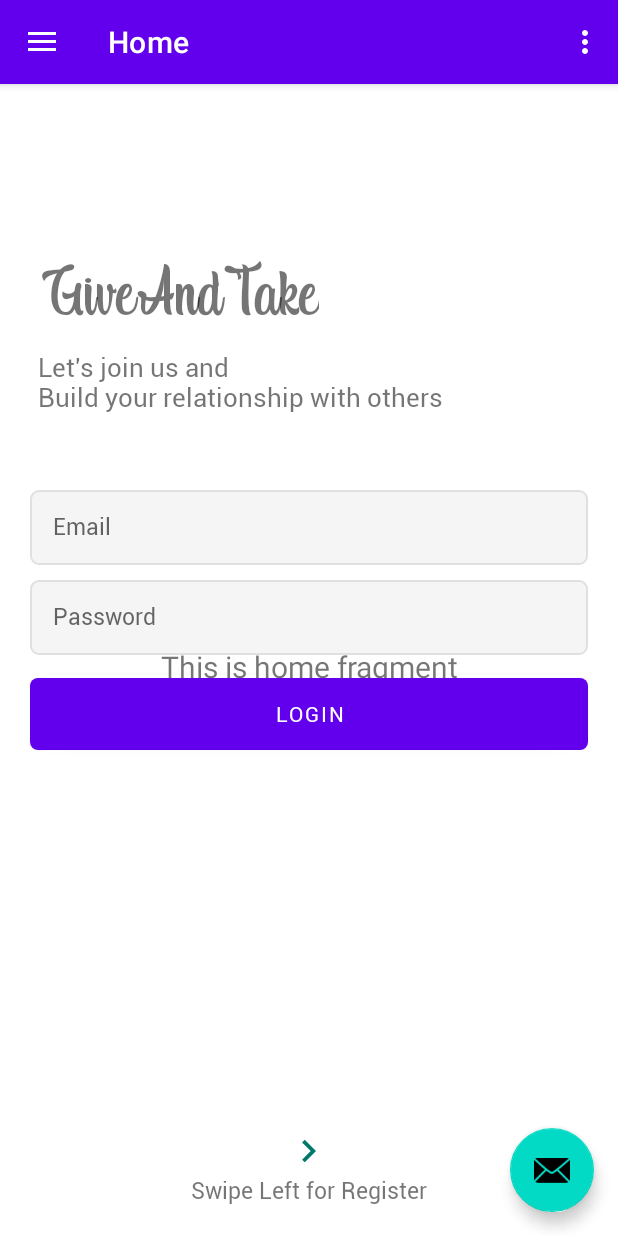
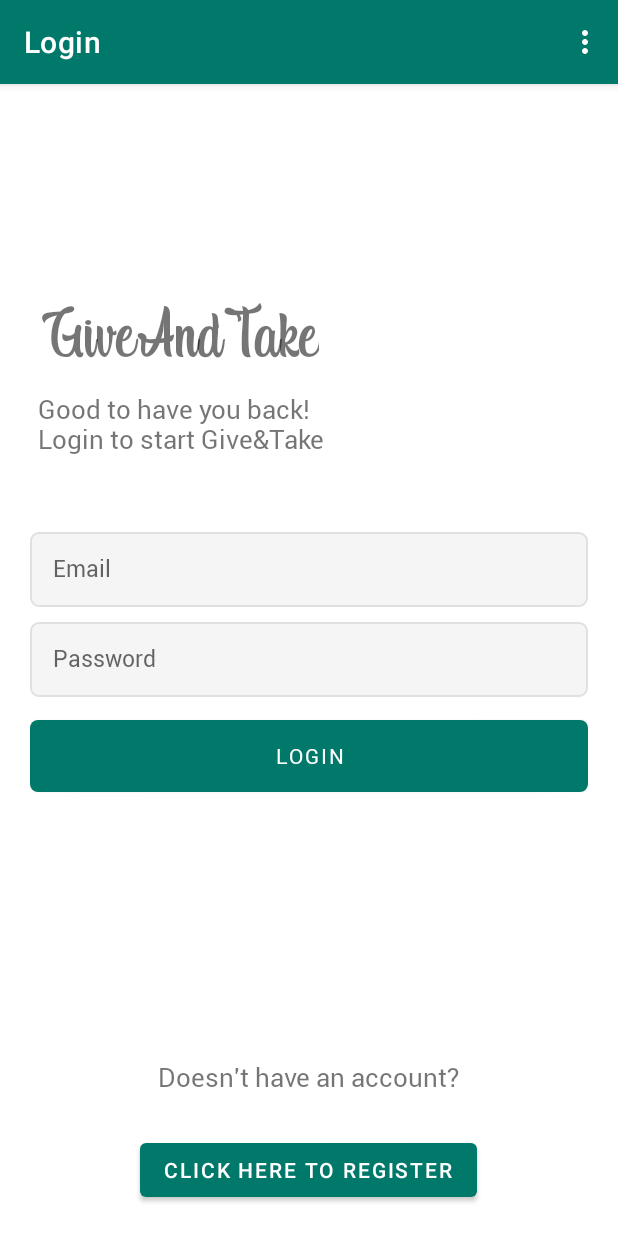
Before and after one commit to yanashechtman22/GiveAndTake, an Android app: the screen it shows after launch (MainActivity before the commit, LoginActivity after it), on a phone screen of 412 x 824 dp. Run offline under Robolectric (Android 15) with nearby library versions, the phone set to English and light mode, and no system bars; our stand-ins replace navigation-ui.

Commit message:
little ui changes

```diff
--- a/app/build.gradle
+++ b/app/build.gradle
@@ -1,5 +1,6 @@
 plugins {
     id 'com.android.application'
+    id 'androidx.navigation.safeargs'
 }
 
 android {
--- a/app/src/main/java/com/example/giveandtake/IntroActivity.java
+++ b/app/src/main/java/com/example/giveandtake/IntroActivity.java
@@ -1,4 +1,49 @@
 package com.example.giveandtake;
 
-public class IntroActivity {
+import androidx.appcompat.app.AppCompatActivity;
+
+import android.content.Intent;
+import android.os.Bundle;
+
+import com.example.giveandtake.auth.LoginActivity;
+
+public class IntroActivity extends AppCompatActivity {
+
+    @Override
+    protected void onCreate(Bundle savedInstanceState) {
+        super.onCreate(savedInstanceState);
+        setContentView(R.layout.activity_intro);
+
+        /*Model.instance.executor.execute(() -> {
+            try {
+                Thread.sleep(3000);
+            } catch (InterruptedException e) {
+                e.printStackTrace();
+            }
+            if (Model.instance.isSignedIn()){
+                Model.instance.mainThread.post(() -> {
+                    toFeedActivity();
+                });
+            }else{
+                Model.instance.mainThread.post(() -> {
+                    toFeedActivity();
+                });
+            }
+        });*/
+
+        toLoginActivity();
+
+    }
+
+    private void toLoginActivity() {
+        Intent intent = new Intent(this, LoginActivity.class);
+        startActivity(intent);
+        finish();
+    }
+
+    /*private void toFeedActivity() {
+        Intent intent = new Intent(this, DrawerActivity.class);
+        startActivity(intent);
+        finish();
+    }*/
 }
--- a/app/src/main/java/com/example/giveandtake/MyApplication.java
+++ b/app/src/main/java/com/example/giveandtake/MyApplication.java
@@ -1,13 +1,18 @@
 package com.example.giveandtake;
 
-import androidx.appcompat.app.AppCompatActivity;
+import android.app.Application;
+import android.content.Context;
 
-import android.os.Bundle;
-
-public class MyApplication extends AppCompatActivity {
+public class MyApplication extends Application {
+    static Context context;
 
     @Override
-    protected void onCreate(Bundle savedInstanceState) {
-        super.onCreate(savedInstanceState);
+    public void onCreate() {
+        super.onCreate();
+        context = getApplicationContext();
+    }
+
+    public static Context getContext(){
+        return context;
     }
 }
--- a/app/src/main/java/com/example/giveandtake/auth/LoginFragment.java
+++ b/app/src/main/java/com/example/giveandtake/auth/LoginFragment.java
@@ -2,16 +2,20 @@ package com.example.giveandtake.auth;
 
 import android.os.Bundle;
 import androidx.fragment.app.Fragment;
+import androidx.navigation.Navigation;
+
 import android.view.LayoutInflater;
 import android.view.View;
 import android.view.ViewGroup;
+import android.widget.Button;
 
 import com.example.giveandtake.R;
 
 
 public class LoginFragment extends Fragment {
 
-
+    Button registerBtn;
+    View view;
     public LoginFragment() {
         // Required empty public constructor
     }
@@ -20,7 +24,18 @@ public class LoginFragment extends Fragment {
     public View onCreateView(LayoutInflater inflater, ViewGroup container,
                              Bundle savedInstanceState) {
         // Inflate the layout for this fragment
-        return inflater.inflate(R.layout.fragment_login, container, false);
+        view = inflater.inflate(R.layout.fragment_login, container, false);
+        registerBtn = view.findViewById(R.id.btn_to_register);
+        registerBtn.setOnClickListener(
+                new View.OnClickListener() {
+                    @Override
+                    public void onClick(View v) {
+                        System.out.println("pressed button");
+                        Navigation.findNavController(view).navigate(LoginFragmentDirections
+                                .actionLoginFragmentToRegisterFragment());
+                    }
+        });
+        return view;
     }
 
 }
--- a/app/src/main/java/com/example/giveandtake/auth/RegisterFragment.java
+++ b/app/src/main/java/com/example/giveandtake/auth/RegisterFragment.java
@@ -11,17 +11,18 @@ import com.example.giveandtake.R;
 
 public class RegisterFragment extends Fragment {
 
+    View view;
+    public RegisterFragment() {
 
-    public RegisterFragment() {
-        // Required empty public constructor
     }
 
 
     @Override
     public View onCreateView(LayoutInflater inflater, ViewGroup container,
                              Bundle savedInstanceState) {
-        // Inflate the layout for this fragment
-        return inflater.inflate(R.layout.fragment_register, container, false);
+        view = inflater.inflate(R.layout.fragment_register, container, false);
+
+        return view;
     }
 
 }
--- a/app/src/main/res/layout/activity_login.xml
+++ b/app/src/main/res/layout/activity_login.xml
@@ -4,8 +4,7 @@
     xmlns:tools="http://schemas.android.com/tools"
     android:layout_width="match_parent"
     android:layout_height="match_parent"
-    tools:context=".auth.LoginActivity"
-    android:background="@drawable/login_background">
+    tools:context=".auth.LoginActivity">
 
     <androidx.fragment.app.FragmentContainerView
         android:id="@+id/login_navhost"
--- a/app/src/main/res/layout/fragment_login.xml
+++ b/app/src/main/res/layout/fragment_login.xml
@@ -69,22 +69,26 @@
         android:textColor="@android:color/white"
         android:text="@string/login"/>
 
-    <ImageView
-        android:layout_width="30dp"
-        android:layout_height="30dp"
-        android:src="@drawable/ic_arrow_right"
-        android:layout_above="@id/swipeRight"
-        android:layout_centerHorizontal="true"/>
-
     <TextView
-        android:id="@+id/swipeRight"
+        android:id="@+id/tv_click_to_register"
         android:layout_width="wrap_content"
         android:layout_height="wrap_content"
-        android:text="@string/swipe_left_for_register"
-        android:textSize="15sp"
+        android:text="@string/no_account"
+        android:textSize="17sp"
         android:fontFamily="@font/roboto_regular"
+        android:layout_marginStart="25dp"
+        android:layout_marginBottom="10dp"
+        android:layout_centerHorizontal="true"
+        android:layout_above="@id/btn_to_register"/>
+
+    <com.google.android.material.button.MaterialButton
+        android:id="@+id/btn_to_register"
+        android:layout_width="wrap_content"
+        android:layout_height="wrap_content"
+        android:layout_gravity="center"
+        android:layout_marginTop="16dp"
+        android:text="@string/to_register"
         android:layout_centerHorizontal="true"
         android:layout_alignParentBottom="true"
         android:layout_marginBottom="20dp"/>
-
 </RelativeLayout>
--- a/app/src/main/res/navigation/login_nav_graph.xml
+++ b/app/src/main/res/navigation/login_nav_graph.xml
@@ -7,20 +7,20 @@
 
     <fragment
         android:id="@+id/loginFragment"
-        android:name="com.example.giveandtake.login.LoginFragment"
+        android:name="com.example.giveandtake.auth.LoginFragment"
         android:label="Login"
         tools:layout="@layout/fragment_login" >
         <action
-            android:id="@+id/action_loginFragment_to_signupFragment"
-            app:destination="@id/signupFragment" />
+            android:id="@+id/action_loginFragment_to_registerFragment"
+            app:destination="@id/registerFragment" />
     </fragment>
     <fragment
-        android:id="@+id/signupFragment"
-        android:name="com.example.giveandtake.login.SignupFragment"
+        android:id="@+id/registerFragment"
+        android:name="com.example.giveandtake.auth.RegisterFragment"
         android:label="Signup"
-        tools:layout="@layout/fragment_signup" >
+        tools:layout="@layout/fragment_register" >
         <action
-            android:id="@+id/action_signupFragment_to_loginFragment"
+            android:id="@+id/action_registerFragment_to_loginFragment"
             app:destination="@id/loginFragment" />
     </fragment>
 </navigation>
--- a/app/src/main/res/values/strings.xml
+++ b/app/src/main/res/values/strings.xml
@@ -16,9 +16,13 @@
     <string name="login">Login</string>
     <string name="password">Password</string>
     <string name="e_mail">Email</string>
-    <string name="tag">Let\'s join us and \nBuild your relationship with others</string>
+    <string name="tag">Good to have you back! \nLogin to start Give&amp;Take</string>
     <string name="swipe_right_for_login">Swipe Right for Login</string>
     <string name="register">Register</string>
     <string name="re_type_password">Re-type Password</string>
     <string name="your_name">Full Name</string>
+    <string name="to_register">Click here to register</string>
+    <string name="no_account">Doesn\'t have an account?</string>
+    <string name="register_tag">Let\'s join us and \nBuild your relationship with others</string>
+
 </resources>
--- a/app/src/main/res/values/themes.xml
+++ b/app/src/main/res/values/themes.xml
@@ -2,7 +2,9 @@
     <!-- Base application theme. -->
     <style name="Theme.GiveAndTake" parent="Theme.MaterialComponents.DayNight.DarkActionBar">
         <!-- Primary brand color. -->
-        <item name="colorPrimary">@color/purple_500</item>
+        <item name="colorPrimary">@color/colorPrimary</item>
+        <item name="colorPrimaryDark">@color/colorPrimaryDark</item>
+        <item name="colorAccent">@color/colorAccent</item>
         <item name="colorPrimaryVariant">@color/purple_700</item>
         <item name="colorOnPrimary">@color/white</item>
         <!-- Secondary brand color. -->
```
Also changed, not shown: app/src/main/AndroidManifest.xml (+6 -1 lines), app/src/main/res/layout/activity_intro.xml (+2 -15 lines), app/src/main/res/layout/fragment_register.xml (+1 -19 lines), build.gradle (+15 -3 lines).
